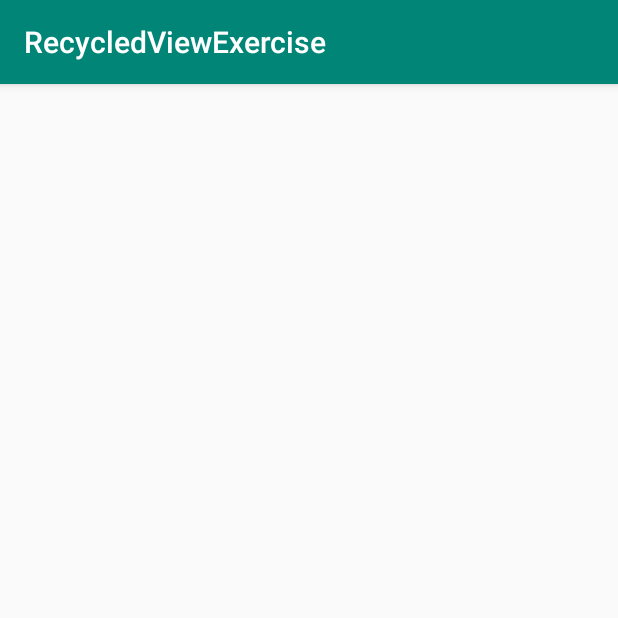
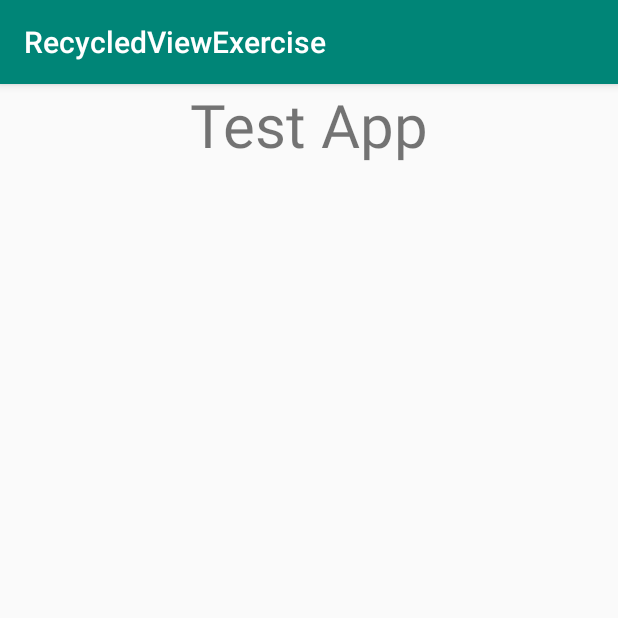
Before and after one commit to matfryda/RecycledViewExercise, an Android app: the screen it shows after launch (MainActivity), on a phone screen of 412 x 824 dp, the top half of it. Run offline under Robolectric (Android 15) with nearby library versions, the phone set to English and light mode, and no system bars.

Commit message:
ModelClass, Adapter, itemLayout

```diff
--- a/app/src/main/java/com/example/recycledviewexercise/MainActivity.java
+++ b/app/src/main/java/com/example/recycledviewexercise/MainActivity.java
@@ -1,15 +1,34 @@
 package com.example.recycledviewexercise;
 
+import android.app.Activity;
+import android.os.Bundle;
 import android.support.v7.app.AppCompatActivity;
-import android.os.Bundle;
+import android.support.v7.widget.LinearLayoutManager;
+import android.support.v7.widget.RecyclerView;
 
 public class MainActivity extends AppCompatActivity {
+
+    private RecyclerView recyclerView;
+    private RecyclerView.Adapter mAdapter;
+    private LinearLayoutManager layoutManager;
 
     @Override
     protected void onCreate(Bundle savedInstanceState) {
         super.onCreate(savedInstanceState);
         setContentView(R.layout.activity_main);
+        recyclerView = (RecyclerView) findViewById(R.id.recycler_view); //powiązujemy z id danym w pliku xml
+
+        recyclerView.setHasFixedSize(true);
+
+        layoutManager = new LinearLayoutManager(this);  //liniowy layout manager
+        layoutManager.setOrientation(LinearLayoutManager.VERTICAL);
+        recyclerView.setLayoutManager(layoutManager);
+
+
+        // specify an adapter (see also next example)
+//        mAdapter = new RecyclerViewAdapter(myDataset);
+        recyclerView.setAdapter(mAdapter);
+
+        //test
     }
-
-    //test
 }
--- a/app/src/main/res/layout/activity_main.xml
+++ b/app/src/main/res/layout/activity_main.xml
@@ -2,14 +2,26 @@
 <RelativeLayout xmlns:android="http://schemas.android.com/apk/res/android"
     xmlns:app="http://schemas.android.com/apk/res-auto"
     xmlns:tools="http://schemas.android.com/tools"
+    android:id="@+id/parent_layout"
     android:layout_width="match_parent"
     android:layout_height="match_parent"
-    tools:context=".MainActivity"
-    android:id="@+id/parent_layout">
+    tools:context=".MainActivity">
 
     <android.support.v7.widget.RecyclerView
+        android:id="@+id/recycler_view"
         android:layout_width="match_parent"
         android:layout_height="match_parent"
-        android:id="@+id/recycler_view"></android.support.v7.widget.RecyclerView>
+        android:layout_alignParentTop="true"
+        android:layout_marginTop="55dp"
+        android:clipToPadding="false"
+        android:paddingTop="60dp"></android.support.v7.widget.RecyclerView>
+
+    <TextView
+        android:id="@+id/textView"
+        android:layout_width="match_parent"
+        android:layout_height="wrap_content"
+        android:gravity="center"
+        android:text="Test App"
+        android:textSize="40dp" />
 
 </RelativeLayout>
--- /dev/null
+++ b/app/src/main/res/layout/my_text_view.xml
@@ -0,0 +1,6 @@
+<?xml version="1.0" encoding="utf-8"?>
+<android.support.constraint.ConstraintLayout
+    xmlns:android="http://schemas.android.com/apk/res/android" android:layout_width="match_parent"
+    android:layout_height="match_parent">
+
+</android.support.constraint.ConstraintLayout>
```
Also changed, not shown: app/src/main/java/com/example/recycledviewexercise/Adapter.java (added, +60 -0 lines), app/src/main/java/com/example/recycledviewexercise/ModelClass.java (added, +25 -0 lines), app/src/main/java/com/example/recycledviewexercise/RecyclerViewAdapter.java (+32 -50 lines), app/src/main/res/layout/item_layout.xml (added, +70 -0 lines).
